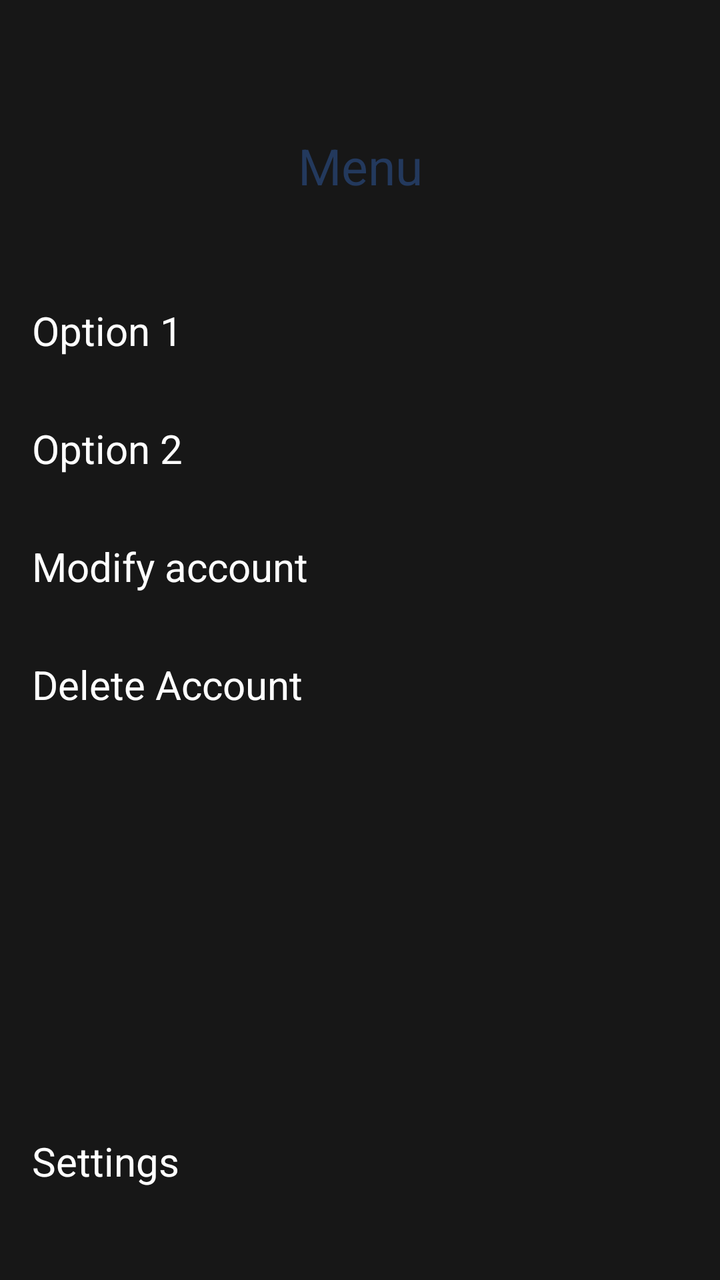
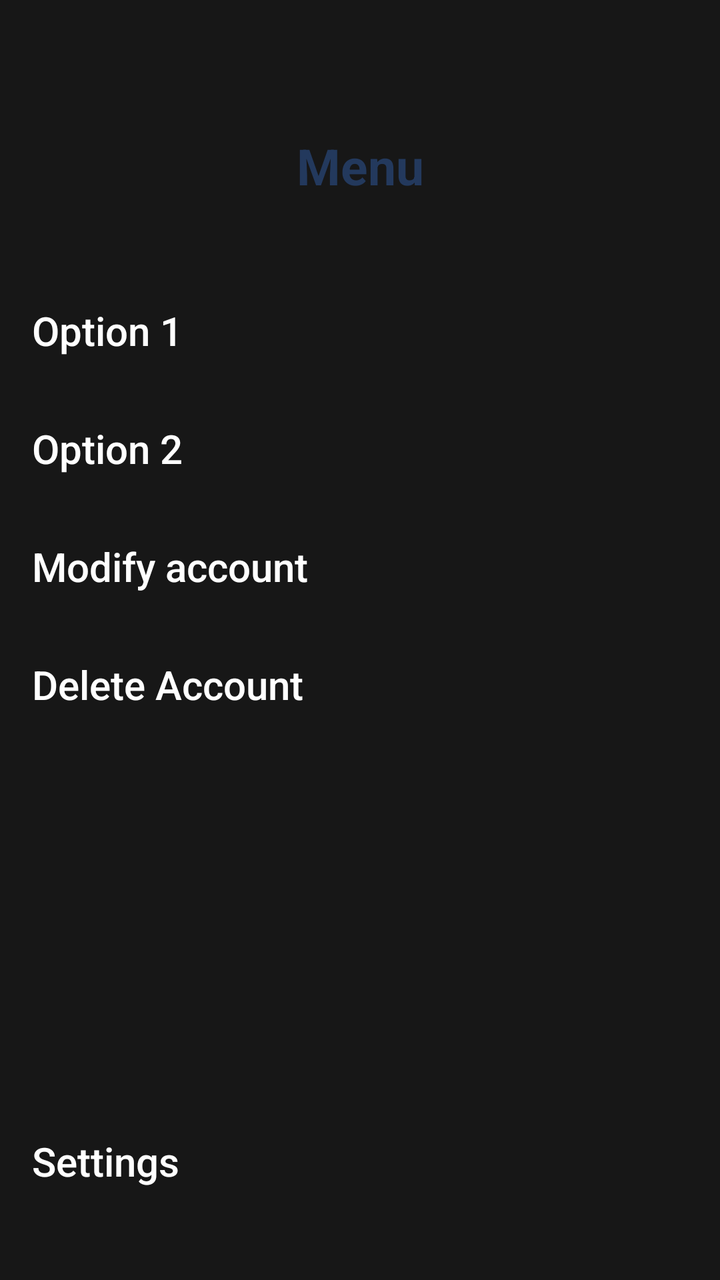

The first picture is an Android layout as it rendered before a commit; the second is the same layout after the commit. The layout source and the unified diff follow.
<!-- AndroidManifest.xml: application theme Theme.GymBro -->
<!-- res/layout/profile_menu.xml -->
<?xml version="1.0" encoding="utf-8"?>
<LinearLayout xmlns:android="http://schemas.android.com/apk/res/android"
    android:id="@+id/drawer_menu"
    android:layout_width="match_parent"
    android:layout_height="match_parent"
    android:layout_gravity="end"
    android:orientation="vertical"
    android:background="@color/darkGrey">

    
    <View
        android:layout_width="match_parent"
        android:layout_height="50dp"/>

    <TextView
        android:id="@+id/menu_title"
        style="@style/ProfileMenuTitleStyle"
        android:gravity="center"
        android:text="Menu"/>

    <View
        android:layout_width="match_parent"
        android:layout_height="20dp"
        android:background="@color/darkGrey"/>

    

    <TextView
        android:id="@+id/menu_option_1"
        style="@style/ProfileMenuItemStyle"
        android:text="Option 1"/>

    <TextView
        android:id="@+id/menu_option_2"
        style="@style/ProfileMenuItemStyle"
        android:text="Option 2"/>

    <TextView
        android:id="@+id/menu_option_3"
        style="@style/ProfileMenuItemStyle"
        android:text="Modify account"/>

    <TextView
        android:id="@+id/menu_option_4"
        style="@style/ProfileMenuItemStyle"
        android:text="@string/delete_acc"/>


    
    <View
        android:layout_width="match_parent"
        android:layout_height="0dp"
        android:layout_weight="1" />

    <TextView
        android:id="@+id/menu_option_5"
        style="@style/ProfileMenuItemStyle"
        android:text="@string/settings"/>

    
    <View
        android:layout_width="match_parent"
        android:layout_height="30dp"
        android:background="@color/darkGrey"/>

</LinearLayout>
<!-- resources referenced by this layout -->
<resources>
  <color name="darkGrey">#171717</color>
  <string name="delete_acc">Delete Account</string>
  <string name="settings">Settings</string>
  <style name="ProfileMenuItemStyle">
          <item name="android:layout_width">match_parent</item>
          <item name="android:layout_height">wrap_content</item>
          <item name="android:textColor">@color/white</item>
          <item name="android:padding">16dp</item>
          <item name="android:textSize">20sp</item>
      </style>
  <style name="ProfileMenuTitleStyle">
          <item name="android:layout_width">match_parent</item>
          <item name="android:layout_height">wrap_content</item>
          <item name="android:textColor">@color/lightBlue</item>
          <item name="android:padding">16dp</item>
          <item name="android:textSize">25sp</item>
      </style>
  <style name="Theme.GymBro" parent="android:Theme.Material.Light.NoActionBar" />
  <color name="white">#FFFFFF</color>
  <color name="lightBlue">#23395d</color>
</resources>

<!-- the commit's change to res/layout/profile_menu.xml (unified diff, before → after) -->
@@ -23,24 +23,25 @@
         android:layout_height="20dp"
         android:background="@color/darkGrey"/>
 
+
     
 
-    <TextView
+    <Button
         android:id="@+id/menu_option_1"
         style="@style/ProfileMenuItemStyle"
         android:text="Option 1"/>
 
-    <TextView
+    <Button
         android:id="@+id/menu_option_2"
         style="@style/ProfileMenuItemStyle"
         android:text="Option 2"/>
 
-    <TextView
+    <Button
         android:id="@+id/menu_option_3"
         style="@style/ProfileMenuItemStyle"
         android:text="Modify account"/>
 
-    <TextView
+    <Button
         android:id="@+id/menu_option_4"
         style="@style/ProfileMenuItemStyle"
         android:text="@string/delete_acc"/>
@@ -52,10 +53,10 @@
         android:layout_height="0dp"
         android:layout_weight="1" />
 
-    <TextView
-        android:id="@+id/menu_option_5"
+    <Button
+        android:id="@+id/settingsButton"
         style="@style/ProfileMenuItemStyle"
-        android:text="@string/settings"/>
+        android:text="@string/settings" />
 
     
     <View
<!-- resource entries referenced after the edit -->
@@ -6,6 +6,10 @@
   <style name="ProfileMenuItemStyle">
           <item name="android:layout_width">match_parent</item>
           <item name="android:layout_height">wrap_content</item>
+          <item name="android:gravity">start</item>
+          <item name="android:background">@android:color/transparent</item>
+          <item name="android:textAllCaps">false</item>
+          <item name="android:textStyle">normal</item>
           <item name="android:textColor">@color/white</item>
           <item name="android:padding">16dp</item>
           <item name="android:textSize">20sp</item>
@@ -13,6 +17,7 @@
   <style name="ProfileMenuTitleStyle">
           <item name="android:layout_width">match_parent</item>
           <item name="android:layout_height">wrap_content</item>
+          <item name="android:textStyle">bold</item>
           <item name="android:textColor">@color/lightBlue</item>
           <item name="android:padding">16dp</item>
           <item name="android:textSize">25sp</item>
